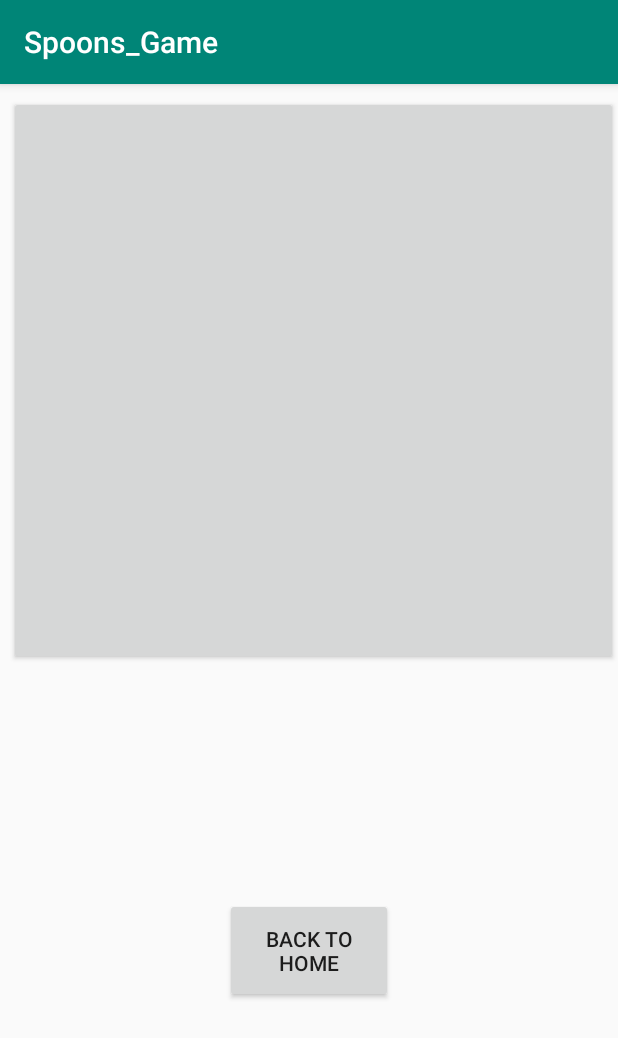
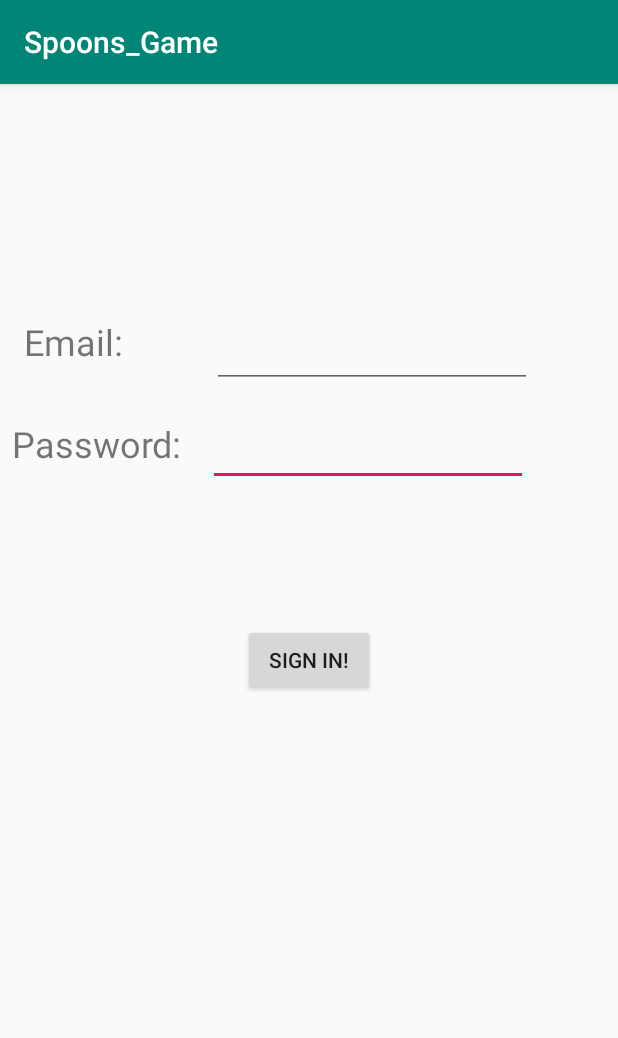
Before and after one commit to milesmathews70/Spoons_Game, an Android app: the screen it shows after launch (Rules before the commit, SignIn after it), on a phone screen of 412 x 824 dp. Shown: the top 1038 px of the screen. Run offline under Robolectric (Android 15) with nearby library versions, the phone set to English and light mode, and no system bars.

Commit message:
introducing game features, still writing the displayCard function, and started the ui for the OAuth page. also edited some of the stuff in the Manifests.XML

```diff
--- a/app/src/main/java/com/example/spoons_game/Player.java
+++ b/app/src/main/java/com/example/spoons_game/Player.java
@@ -87,4 +87,8 @@ public class Player implements Serializable {
                 hand.get(2).getName().equals(hand.get(1).getName()) &&
                 hand.get(2).getName().equals(hand.get(3).getName()));
     }
+
+    public Card getCard(int pos) {
+        return hand.get(pos);
+    }
 }
--- /dev/null
+++ b/app/src/main/java/com/example/spoons_game/SignIn.java
@@ -0,0 +1,35 @@
+package com.example.spoons_game;
+
+import android.support.v7.app.AppCompatActivity;
+import android.os.Bundle;
+import android.widget.Button;
+import android.view.View;
+import android.content.Intent;
+
+public class SignIn extends AppCompatActivity {
+
+    String email;
+    String pass;
+    Button signIn;
+
+    @Override
+    protected void onCreate(Bundle savedInstanceState) {
+
+        super.onCreate(savedInstanceState);
+        setContentView(R.layout.activity_signin);
+
+        email = findViewById(R.id.emailAdd).toString();
+        pass = findViewById(R.id.passAdd).toString();
+
+        signIn = findViewById(R.id.signIn);
+        signIn.setOnClickListener(new View.OnClickListener() {
+            @Override
+            public void onClick(View v) {
+                //Use OAuth to sign in HERE, but for now, go to the welcome screen
+                startActivity(new Intent(SignIn.this, WelcomeScreen.class));
+            }
+        });
+
+
+    }
+}
--- a/app/src/main/java/com/example/spoons_game/WelcomeScreen.java
+++ b/app/src/main/java/com/example/spoons_game/WelcomeScreen.java
@@ -9,8 +9,6 @@ import android.widget.Button;
 import android.content.Intent;
 
 public class WelcomeScreen extends AppCompatActivity {
-
-    int NumOfPlayers;
 
     TextView welcome;
 
--- a/app/src/main/res/layout/activity_rules.xml
+++ b/app/src/main/res/layout/activity_rules.xml
@@ -5,32 +5,6 @@
     xmlns:tools="http://schemas.android.com/tools"
     xmlns:app="http://schemas.android.com/apk/res-auto"
     tools:context=".Rules">
-
-    <TextView
-        android:id="@+id/rules"
-        android:layout_width="wrap_content"
-        android:layout_height="370dp"
-        android:textSize="24sp"
-        android:layout_marginStart="8dp"
-        android:layout_marginLeft="8dp"
-        android:layout_marginEnd="8dp"
-        android:layout_marginRight="8dp"
-        tools:layout_editor_absoluteY="169dp"/>
-
-    <Button
-        android:id="@+id/button"
-        android:layout_width="406dp"
-        android:layout_height="379dp"
-        android:layout_marginStart="8dp"
-        android:layout_marginLeft="8dp"
-        android:layout_marginTop="8dp"
-        android:layout_marginBottom="8dp"
-        app:layout_constraintBottom_toBottomOf="parent"
-        app:layout_constraintEnd_toEndOf="parent"
-        app:layout_constraintHorizontal_bias="1.0"
-        app:layout_constraintStart_toStartOf="parent"
-        app:layout_constraintTop_toTopOf="parent"
-        app:layout_constraintVertical_bias="0.0" />
 
     <Button
         android:id="@+id/home"
@@ -46,5 +20,17 @@
         app:layout_constraintBottom_toBottomOf="parent"
         app:layout_constraintEnd_toEndOf="parent"
         app:layout_constraintStart_toStartOf="parent"
-        app:layout_constraintTop_toBottomOf="@+id/button" />
+        app:layout_constraintTop_toBottomOf="@+id/rules" />
+
+    <TextView
+        android:id="@+id/rules"
+        android:layout_width="382dp"
+        android:layout_height="302dp"
+        android:layout_marginStart="8dp"
+        android:layout_marginLeft="8dp"
+        android:layout_marginTop="48dp"
+        app:layout_constraintEnd_toEndOf="parent"
+        app:layout_constraintHorizontal_bias="0.38"
+        app:layout_constraintStart_toStartOf="parent"
+        app:layout_constraintTop_toTopOf="parent" />
 </android.support.constraint.ConstraintLayout>
--- /dev/null
+++ b/app/src/main/res/layout/activity_signin.xml
@@ -0,0 +1,101 @@
+<?xml version="1.0" encoding="utf-8"?>
+<android.support.constraint.ConstraintLayout
+    xmlns:android="http://schemas.android.com/apk/res/android"
+    xmlns:app="http://schemas.android.com/apk/res-auto"
+    xmlns:tools="http://schemas.android.com/tools"
+    android:layout_width="match_parent"
+    android:layout_height="match_parent"
+    tools:context=".SignIn">
+
+    <EditText
+        android:id="@+id/passAdd"
+        android:layout_width="wrap_content"
+        android:layout_height="wrap_content"
+        android:layout_marginStart="8dp"
+        android:layout_marginLeft="8dp"
+        android:layout_marginTop="8dp"
+        android:layout_marginEnd="8dp"
+        android:layout_marginRight="8dp"
+        android:layout_marginBottom="8dp"
+        android:ems="10"
+        android:inputType="textPersonName"
+        app:layout_constraintBottom_toBottomOf="parent"
+        app:layout_constraintEnd_toEndOf="parent"
+        app:layout_constraintHorizontal_bias="0.127"
+        app:layout_constraintStart_toEndOf="@+id/pass"
+        app:layout_constraintTop_toTopOf="parent"
+        app:layout_constraintVertical_bias="0.304" />
+
+    <EditText
+        android:id="@+id/emailAdd"
+        android:layout_width="wrap_content"
+        android:layout_height="wrap_content"
+        android:layout_marginStart="8dp"
+        android:layout_marginLeft="8dp"
+        android:layout_marginTop="8dp"
+        android:layout_marginEnd="8dp"
+        android:layout_marginRight="8dp"
+        android:layout_marginBottom="8dp"
+        android:ems="10"
+        android:inputType="textPersonName"
+        app:layout_constraintBottom_toTopOf="@+id/passAdd"
+        app:layout_constraintEnd_toEndOf="parent"
+        app:layout_constraintHorizontal_bias="0.357"
+        app:layout_constraintStart_toEndOf="@+id/email"
+        app:layout_constraintTop_toTopOf="parent"
+        app:layout_constraintVertical_bias="0.927" />
+
+    <TextView
+        android:id="@+id/pass"
+        android:layout_width="115dp"
+        android:layout_height="55dp"
+        android:layout_marginStart="8dp"
+        android:layout_marginLeft="8dp"
+        android:layout_marginTop="8dp"
+        android:layout_marginEnd="8dp"
+        android:layout_marginRight="8dp"
+        android:layout_marginBottom="8dp"
+        android:text="Password:"
+        android:textSize="24sp"
+        app:layout_constraintBottom_toBottomOf="parent"
+        app:layout_constraintEnd_toEndOf="parent"
+        app:layout_constraintHorizontal_bias="0.0"
+        app:layout_constraintStart_toStartOf="parent"
+        app:layout_constraintTop_toTopOf="parent"
+        app:layout_constraintVertical_bias="0.309" />
+
+    <TextView
+        android:id="@+id/email"
+        android:layout_width="90dp"
+        android:layout_height="46dp"
+        android:layout_marginStart="8dp"
+        android:layout_marginLeft="8dp"
+        android:layout_marginTop="8dp"
+        android:layout_marginEnd="8dp"
+        android:layout_marginRight="8dp"
+        android:layout_marginBottom="8dp"
+        android:text="Email:"
+        android:textSize="24sp"
+        app:layout_constraintBottom_toBottomOf="parent"
+        app:layout_constraintEnd_toEndOf="parent"
+        app:layout_constraintHorizontal_bias="0.026"
+        app:layout_constraintStart_toStartOf="parent"
+        app:layout_constraintTop_toTopOf="parent"
+        app:layout_constraintVertical_bias="0.209" />
+
+    <Button
+        android:id="@+id/signIn"
+        android:layout_width="wrap_content"
+        android:layout_height="wrap_content"
+        android:layout_marginStart="8dp"
+        android:layout_marginLeft="8dp"
+        android:layout_marginTop="8dp"
+        android:layout_marginEnd="8dp"
+        android:layout_marginRight="8dp"
+        android:layout_marginBottom="8dp"
+        android:text="Sign In!"
+        app:layout_constraintBottom_toBottomOf="parent"
+        app:layout_constraintEnd_toEndOf="parent"
+        app:layout_constraintStart_toStartOf="parent"
+        app:layout_constraintTop_toTopOf="parent" />
+</android.support.constraint.ConstraintLayout>
```
Also changed, not shown: app/src/main/AndroidManifest.xml (+3 -6 lines), app/src/main/java/com/example/spoons_game/Game.java (+132 -1 lines).
